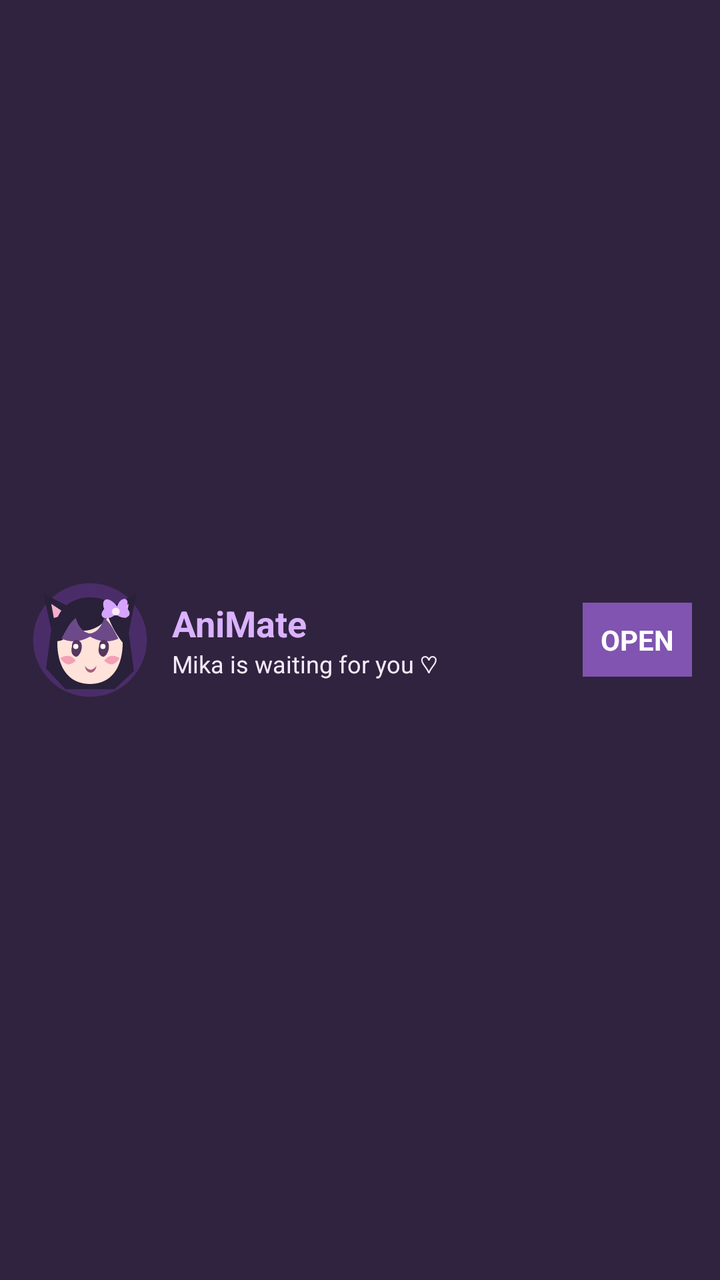
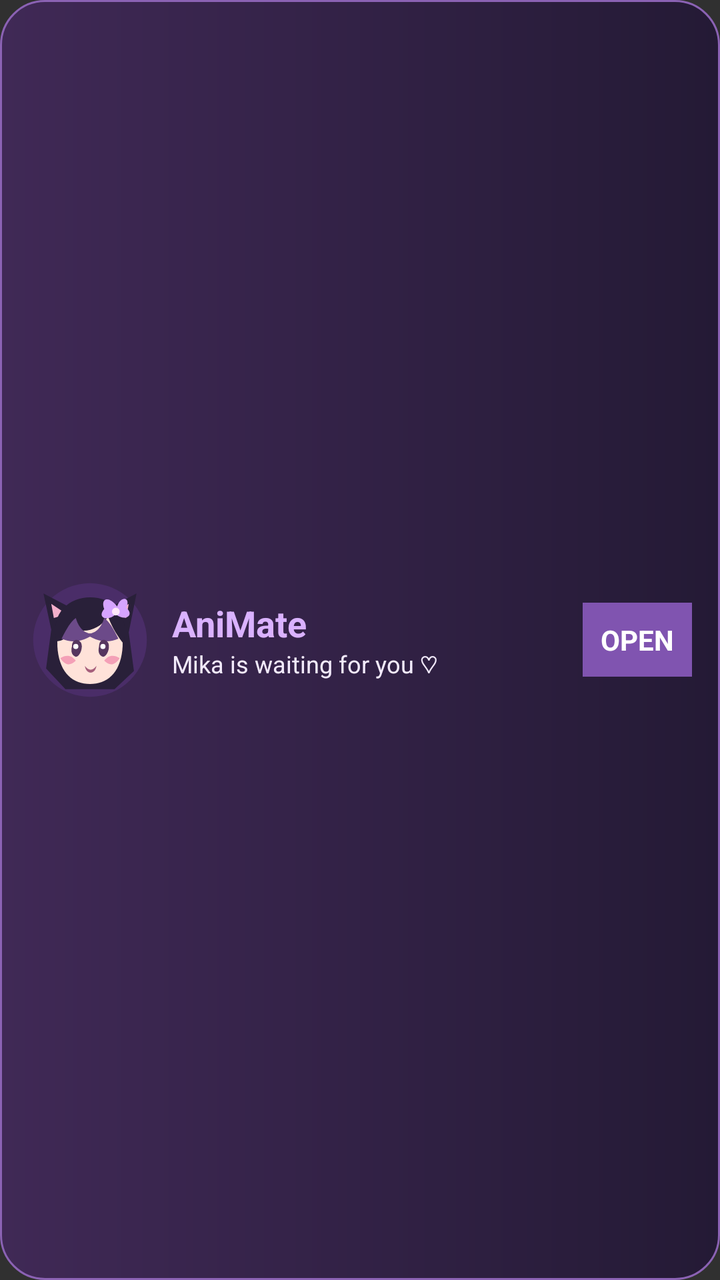

Compare the two renders of this Android layout. The source of the first and the diff that turns it into the second are given below.
<!-- AndroidManifest.xml: application theme android:Theme.Material.NoActionBar -->
<!-- res/layout/widget_animate.xml -->
<LinearLayout xmlns:android="http://schemas.android.com/apk/res/android"
    android:id="@+id/widget_root"
    android:layout_width="match_parent"
    android:layout_height="match_parent"
    android:orientation="horizontal"
    android:gravity="center_vertical"
    android:padding="14dp"
    android:background="#30233F">
    <ImageView
        android:layout_width="62dp"
        android:layout_height="62dp"
        android:layout_marginEnd="10dp"
        android:contentDescription="Mika"
        android:src="@drawable/ic_mika_widget"
        android:scaleType="fitCenter" />
    <LinearLayout
        android:layout_width="0dp"
        android:layout_height="wrap_content"
        android:layout_weight="1"
        android:orientation="vertical">
        <TextView
            android:layout_width="wrap_content"
            android:layout_height="wrap_content"
            android:text="AniMate"
            android:textColor="#DAB2FF"
            android:textStyle="bold"
            android:textSize="18sp" />
        <TextView
            android:id="@+id/widget_greeting"
            android:layout_width="wrap_content"
            android:layout_height="wrap_content"
            android:text="Mika is waiting for you ♡"
            android:textColor="#F2EAFB"
            android:textSize="12sp" />
    </LinearLayout>
    <TextView
        android:id="@+id/widget_open"
        android:layout_width="wrap_content"
        android:layout_height="wrap_content"
        android:padding="9dp"
        android:text="OPEN"
        android:textColor="#FFFFFF"
        android:textStyle="bold"
        android:background="#8054B0" />
</LinearLayout>
<!-- resources referenced by this layout -->
<resources>
  <!-- drawable ic_mika_widget (drawable) -->
  <vector xmlns:android="http://schemas.android.com/apk/res/android"
      android:width="72dp"
      android:height="72dp"
      android:viewportWidth="96"
      android:viewportHeight="96">
      <path android:fillColor="#4A2D68" android:pathData="M48,4A44,44 0,1 0,48 92A44,44 0,1 0,48 4Z"/>
      <path android:fillColor="#292039" android:pathData="M18,40L12,12L37,25L59,25L84,12L78,42L82,72L67,86L29,86L14,70Z"/>
      <path android:fillColor="#F3AFCB" android:pathData="M18,20L30,28L20,31Z M78,20L66,28L76,31Z"/>
      <path android:fillColor="#FFE2D9" android:pathData="M48,23C29,23 21,38 23,56C25,74 35,82 48,82C61,82 71,74 73,56C75,38 67,23 48,23Z"/>
      <path android:fillColor="#292039" android:pathData="M22,49C17,26 33,15 48,15C65,15 79,27 74,51C67,42 64,35 62,30C55,40 44,43 35,39C31,46 27,49 22,49Z"/>
      <path android:fillColor="#6C4A89" android:pathData="M26,47C30,39 33,34 37,31C40,41 46,44 52,43C43,49 35,51 26,47Z"/>
      <path android:fillColor="#6C4A89" android:pathData="M70,47C66,39 63,34 59,31C56,41 50,44 44,43C53,49 61,51 70,47Z"/>
      <path android:fillColor="#56365F" android:pathData="M34,53C34,48 38,46 41,50C43,54 40,61 37,61C34,60 33,57 34,53Z M55,53C55,48 59,46 62,50C64,54 61,61 58,61C55,60 54,57 55,53Z"/>
      <path android:fillColor="#FFFFFF" android:pathData="M37,51A2,2 0,1 0,37 55A2,2 0,1 0,37 51Z M58,51A2,2 0,1 0,58 55A2,2 0,1 0,58 51Z"/>
      <path android:fillColor="#F4A0B7" android:pathData="M25,62C30,59 34,60 37,64C33,68 29,68 25,62Z M59,64C62,60 66,59 71,62C67,68 63,68 59,64Z"/>
      <path android:fillColor="#A65E7B" android:pathData="M44,68C47,72 50,72 53,68C52,75 45,75 44,68Z"/>
      <path android:fillColor="#D6A4FF" android:pathData="M69,22C62,13 56,16 59,24C53,31 62,34 68,28C75,34 83,29 76,23C80,15 72,13 69,22Z"/>
      <path android:fillColor="#FFE7FA" android:pathData="M68,23A3,3 0,1 0,68 29A3,3 0,1 0,68 23Z"/>
  </vector>
</resources>

<!-- the commit's change to res/layout/widget_animate.xml (unified diff, before → after) -->
@@ -5,7 +5,7 @@
     android:orientation="horizontal"
     android:gravity="center_vertical"
     android:padding="14dp"
-    android:background="#30233F">
+    android:background="@drawable/widget_background">
     <ImageView
         android:layout_width="62dp"
         android:layout_height="62dp"
<!-- resource entries referenced after the edit -->
@@ -20,5 +20,11 @@
       <path android:fillColor="#D6A4FF" android:pathData="M69,22C62,13 56,16 59,24C53,31 62,34 68,28C75,34 83,29 76,23C80,15 72,13 69,22Z"/>
       <path android:fillColor="#FFE7FA" android:pathData="M68,23A3,3 0,1 0,68 29A3,3 0,1 0,68 23Z"/>
   </vector>
+  <!-- drawable widget_background (drawable) -->
+  <shape xmlns:android="http://schemas.android.com/apk/res/android" android:shape="rectangle">
+      <gradient android:angle="0" android:startColor="#402956" android:endColor="#241A35" />
+      <corners android:radius="22dp" />
+      <stroke android:width="1dp" android:color="#8B62B4" />
+  </shape>
 </resources>
 
